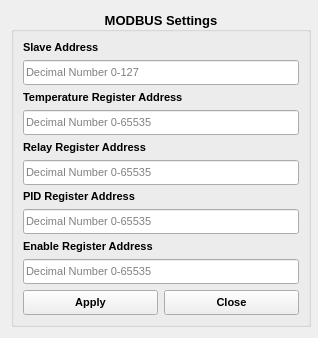
This is modbus_settings.ui in eai13/OVEN_Heater_2 as Qt 5 draws it before an edit. The edited form follows.
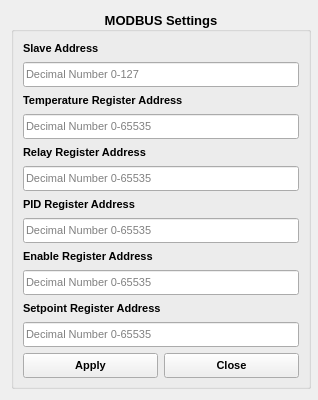
This is the edited form.

Commit message: modbus added, jsons for configuration added, async serial added, need to provide profile computation and callbacks for PID monitoring

```diff
--- a/modbus_settings.ui
+++ b/modbus_settings.ui
@@ -7,19 +7,19 @@
     <x>0</x>
     <y>0</y>
     <width>318</width>
-    <height>338</height>
+    <height>400</height>
    </rect>
   </property>
   <property name="minimumSize">
    <size>
     <width>318</width>
-    <height>338</height>
+    <height>400</height>
    </size>
   </property>
   <property name="maximumSize">
    <size>
     <width>318</width>
-    <height>338</height>
+    <height>400</height>
    </size>
   </property>
   <property name="windowTitle">
@@ -37,7 +37,7 @@
      <property name="maximumSize">
       <size>
        <width>300</width>
-       <height>320</height>
+       <height>400</height>
       </size>
      </property>
      <property name="font">
@@ -56,6 +56,18 @@
      <layout class="QVBoxLayout" name="verticalLayout">
       <item>
        <widget class="QLabel" name="label">
+        <property name="minimumSize">
+         <size>
+          <width>0</width>
+          <height>15</height>
+         </size>
+        </property>
+        <property name="maximumSize">
+         <size>
+          <width>16777215</width>
+          <height>15</height>
+         </size>
+        </property>
         <property name="font">
          <font>
           <pointsize>8</pointsize>
@@ -102,6 +114,18 @@
       </item>
       <item>
        <widget class="QLabel" name="label_2">
+        <property name="minimumSize">
+         <size>
+          <width>0</width>
+          <height>15</height>
+         </size>
+        </property>
+        <property name="maximumSize">
+         <size>
+          <width>16777215</width>
+          <height>15</height>
+         </size>
+        </property>
         <property name="font">
          <font>
           <pointsize>8</pointsize>
@@ -142,6 +166,18 @@
       </item>
       <item>
        <widget class="QLabel" name="label_3">
+        <property name="minimumSize">
+         <size>
+          <width>0</width>
+          <height>15</height>
+         </size>
+        </property>
+        <property name="maximumSize">
+         <size>
+          <width>16777215</width>
+          <height>15</height>
+         </size>
+        </property>
         <property name="font">
          <font>
           <pointsize>8</pointsize>
@@ -182,6 +218,18 @@
       </item>
       <item>
        <widget class="QLabel" name="label_4">
+        <property name="minimumSize">
+         <size>
+          <width>0</width>
+          <height>15</height>
+         </size>
+        </property>
+        <property name="maximumSize">
+         <size>
+          <width>16777215</width>
+          <height>15</height>
+         </size>
+        </property>
         <property name="font">
          <font>
           <pointsize>8</pointsize>
@@ -222,6 +270,18 @@
       </item>
       <item>
        <widget class="QLabel" name="label_5">
+        <property name="minimumSize">
+         <size>
+          <width>0</width>
+          <height>15</height>
+         </size>
+        </property>
+        <property name="maximumSize">
+         <size>
+          <width>16777215</width>
+          <height>15</height>
+         </size>
+        </property>
         <property name="font">
          <font>
           <pointsize>8</pointsize>
@@ -260,6 +320,58 @@
         </property>
        </widget>
       </item>
+      <item>
+       <widget class="QLabel" name="label_6">
+        <property name="minimumSize">
+         <size>
+          <width>0</width>
+          <height>15</height>
+         </size>
+        </property>
+        <property name="maximumSize">
+         <size>
+          <width>16777215</width>
+          <height>15</height>
+         </size>
+        </property>
+        <property name="font">
+         <font>
+          <pointsize>8</pointsize>
+          <weight>75</weight>
+          <bold>true</bold>
+         </font>
+        </property>
+        <property name="text">
+         <string>Setpoint Register Address</string>
+        </property>
+       </widget>
+      </item>
+      <item>
+       <widget class="QLineEdit" name="lineedit_setpointaddr">
+        <property name="minimumSize">
+         <size>
+          <width>0</width>
+          <height>25</height>
+         </size>
+        </property>
+        <property name="maximumSize">
+         <size>
+          <width>16777215</width>
+          <height>25</height>
+         </size>
+        </property>
+        <property name="font">
+         <font>
+          <pointsize>8</pointsize>
+          <weight>50</weight>
+          <bold>false</bold>
+         </font>
+        </property>
+        <property name="placeholderText">
+         <string>Decimal Number 0-65535</string>
+        </property>
+       </widget>
+      </item>
       <item>
        <layout class="QHBoxLayout" name="horizontalLayout_2">
         <item>
```
The commit also changes 13 other files.
